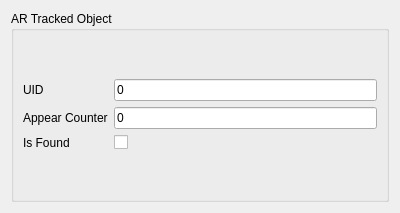
swantmon/saltwater, file intern/src/editor_gui/edit_inspector_artrackedobject.ui: the form before one commit.
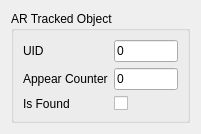
The form after the commit.

What changed in the file:
```diff
--- a/intern/src/editor_gui/edit_inspector_artrackedobject.ui
+++ b/intern/src/editor_gui/edit_inspector_artrackedobject.ui
@@ -6,8 +6,8 @@
    <rect>
     <x>0</x>
     <y>0</y>
-    <width>400</width>
-    <height>213</height>
+    <width>201</width>
+    <height>118</height>
    </rect>
   </property>
   <property name="windowTitle">
```
